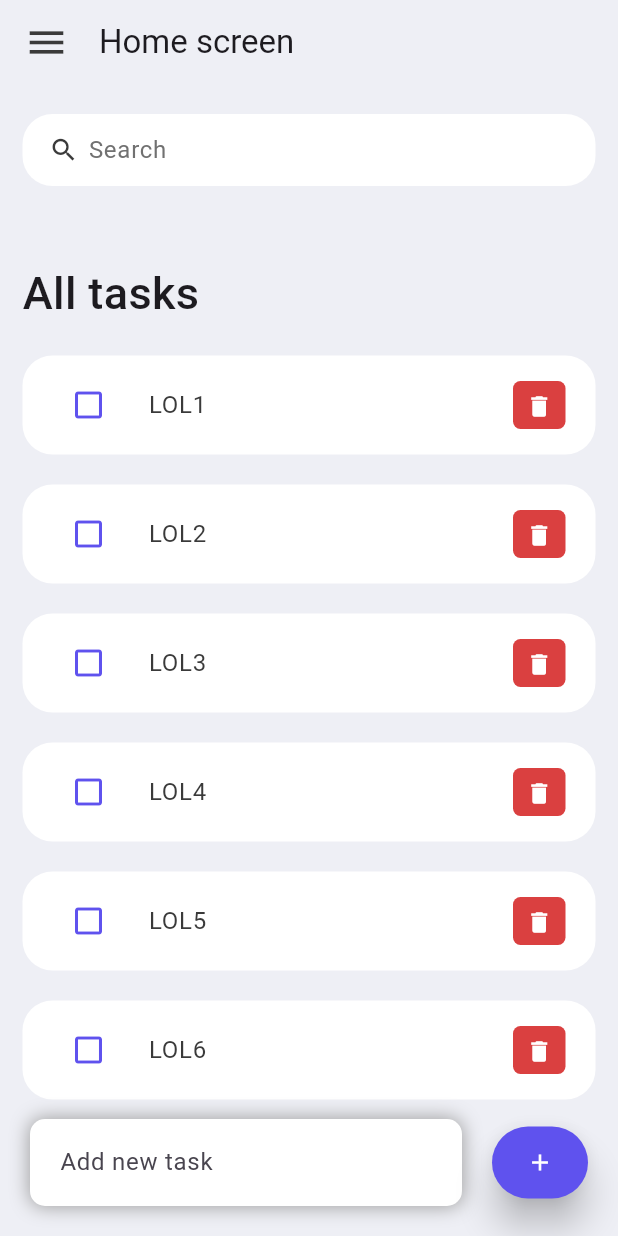
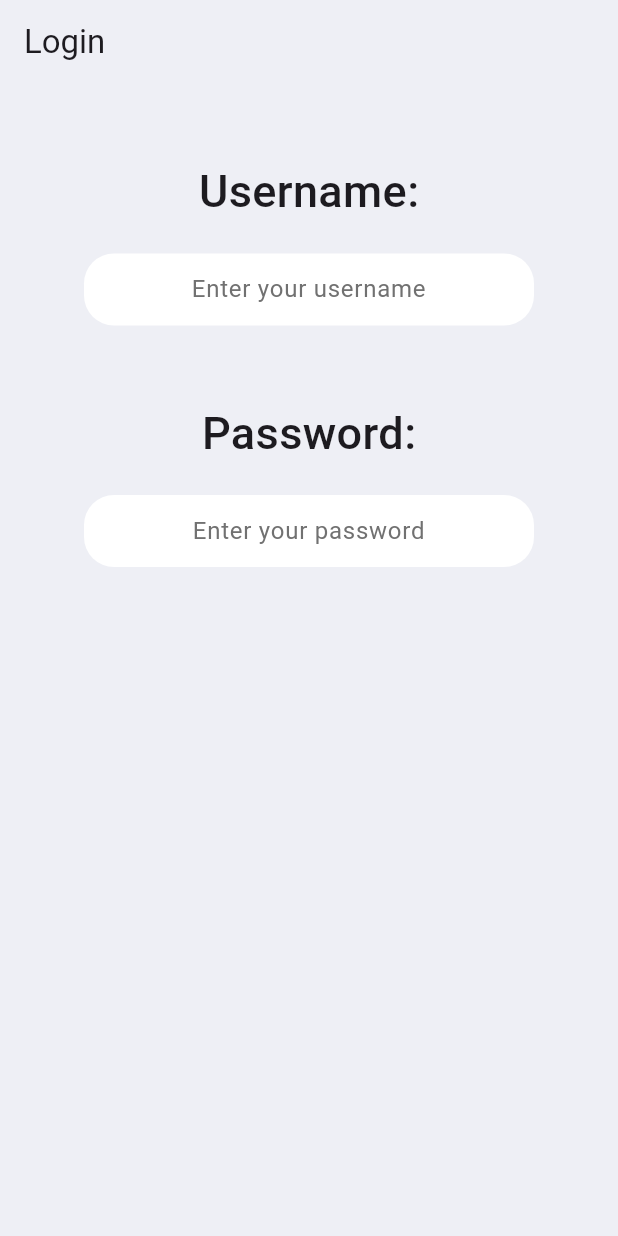
Before and after one commit to DanielDaCool/FlutterLearning, a Flutter app: the screen it shows after launch, on a phone screen of 412 x 824 dp. Run offline on Flutter 3.47's test engine with Material 3 defaults, Android fonts, the phone set to English and light mode, and no system bars.

Commit message:
started working on login page

```diff
--- a/app/lib/main.dart
+++ b/app/lib/main.dart
@@ -1,5 +1,6 @@
 import 'package:app/screens/home.dart';
 import 'package:flutter/material.dart';
+import 'package:app/screens/login.dart';
 
 void main() {
   runApp(const MyApp());
@@ -15,7 +16,8 @@ class MyApp extends StatelessWidget {
     name = "";
     return MaterialApp(
       debugShowCheckedModeBanner: false,
-      home: Home(),
+      home: login(),
+
     );
   }
 }
--- a/app/lib/screens/home.dart
+++ b/app/lib/screens/home.dart
@@ -1,14 +1,11 @@
-import 'dart:ffi';
 
 import 'package:app/constants/constants.dart';
 import 'package:app/model/todo.dart';
-import 'package:flutter/cupertino.dart';
 import 'package:flutter/material.dart';
-import 'package:flutter/widgets.dart';
 import 'package:app/widgets/todoItem.dart';
 
 class Home extends StatefulWidget {
-  Home({Key? key}) : super(key: key);
+  const Home({super.key});
 
   @override
   State<Home> createState() => _HomeState();
@@ -190,6 +187,7 @@ class _HomeState extends State<Home> {
 
   void _filter(String enteredKeyword){
     List<Todo> results = [];
+    // ignore: curly_braces_in_flow_control_structures
     if(enteredKeyword.isEmpty) results = todosList;
     else {
       results = todosList.where((item) => item.todoText.toLowerCase().contains(enteredKeyword.toLowerCase())).toList();
--- /dev/null
+++ b/app/lib/screens/login.dart
@@ -0,0 +1,63 @@
+import 'package:app/constants/constants.dart';
+import 'package:flutter/material.dart';
+
+class login extends StatelessWidget {
+  login({super.key});
+
+  Container _buildHeader(String text, bool withUnderline) {
+    return Container(
+      margin: const EdgeInsets.only(top: 50, bottom: 20),
+      child: Text(
+        text,
+        style: TextStyle(
+            fontSize: 30,
+            fontWeight: FontWeight.w500,
+            decoration:
+                withUnderline ? TextDecoration.underline : TextDecoration.none),
+      ),
+    );
+  }
+
+  Container _buildInput(String hintText) {
+    return Container(
+      width: 300,
+      padding: const EdgeInsets.symmetric(horizontal: 15),
+      decoration: BoxDecoration(
+        color: Colors.white,
+        borderRadius: BorderRadius.circular(20),
+      ),
+      child: TextField(
+        textAlign: TextAlign.center,
+        decoration: InputDecoration(
+          contentPadding: const EdgeInsets.all(0),
+          border: InputBorder.none,
+          hintText: hintText,
+          hintStyle: const TextStyle(
+            color: tdGray,
+          ),
+        ),
+      ),
+    );
+  }
+
+  @override
+  Widget build(BuildContext context) {
+    return Scaffold(
+      backgroundColor: bgColor,
+      appBar: AppBar(
+        title: const Text("Login"),
+        backgroundColor: bgColor,
+      ),
+      body: Center(
+        child: Column(
+          children: [
+            _buildHeader("Username:", false),
+            _buildInput("Enter your username"),
+            _buildHeader("Password:", false),
+            _buildInput("Enter your password"),
+          ],
+        ),
+      ),
+    );
+  }
+}
```
